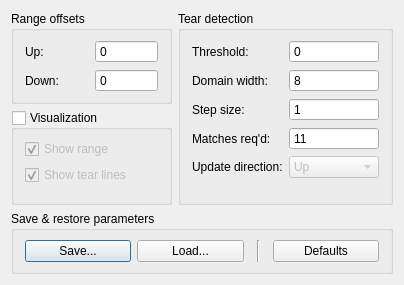
Above: src/qt/d_anti_tear_dialog.ui from mrehkopf/vcs before the change. Below: the same form after it.
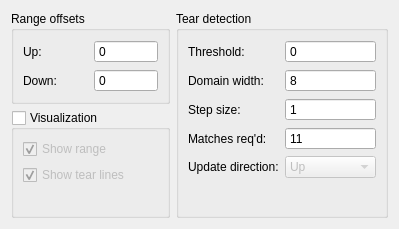
That is the form after the change.

Commit message:
Clean up the anti-tear dialog a bit.
Made the saving, loading, and defaults-restoring buttons into menu bar items.

```diff
--- a/src/qt/d_anti_tear_dialog.ui
+++ b/src/qt/d_anti_tear_dialog.ui
@@ -6,8 +6,8 @@
    <rect>
     <x>0</x>
     <y>0</y>
-    <width>404</width>
-    <height>285</height>
+    <width>399</width>
+    <height>229</height>
    </rect>
   </property>
   <property name="windowTitle">
@@ -25,10 +25,10 @@
          </property>
          <layout class="QGridLayout" name="gridLayout">
           <property name="leftMargin">
-           <number>11</number>
+           <number>9</number>
           </property>
           <property name="rightMargin">
-           <number>11</number>
+           <number>9</number>
           </property>
           <item row="2" column="0">
            <widget class="QLabel" name="label">
@@ -92,10 +92,10 @@
          </property>
          <layout class="QGridLayout" name="gridLayout_3">
           <property name="leftMargin">
-           <number>11</number>
+           <number>9</number>
           </property>
           <property name="rightMargin">
-           <number>11</number>
+           <number>9</number>
           </property>
           <item row="1" column="0">
            <widget class="QCheckBox" name="checkBox_visualizeTear">
@@ -142,10 +142,10 @@
        </property>
        <layout class="QGridLayout" name="gridLayout_2">
         <property name="leftMargin">
-         <number>11</number>
+         <number>9</number>
         </property>
         <property name="rightMargin">
-         <number>11</number>
+         <number>9</number>
         </property>
         <item row="4" column="0">
          <widget class="QLabel" name="label_5">
@@ -272,81 +272,6 @@
      </item>
     </layout>
    </item>
-   <item>
-    <widget class="QGroupBox" name="groupBox_3">
-     <property name="title">
-      <string>Save &amp;&amp; restore parameters</string>
-     </property>
-     <layout class="QHBoxLayout" name="horizontalLayout">
-      <property name="leftMargin">
-       <number>11</number>
-      </property>
-      <property name="rightMargin">
-       <number>11</number>
-      </property>
-      <item>
-       <widget class="QPushButton" name="pushButton_save">
-        <property name="text">
-         <string>Save...</string>
-        </property>
-       </widget>
-      </item>
-      <item>
-       <widget class="QPushButton" name="pushButton_load">
-        <property name="text">
-         <string>Load...</string>
-        </property>
-       </widget>
-      </item>
-      <item>
-       <spacer name="horizontalSpacer">
-        <property name="orientation">
-         <enum>Qt::Horizontal</enum>
-        </property>
-        <property name="sizeType">
-         <enum>QSizePolicy::Fixed</enum>
-        </property>
-        <property name="sizeHint" stdset="0">
-         <size>
-          <width>7</width>
-          <height>13</height>
-         </size>
-        </property>
-       </spacer>
-      </item>
-      <item>
-       <widget class="Line" name="line">
-        <property name="orientation">
-         <enum>Qt::Vertical</enum>
-        </property>
-       </widget>
-      </item>
-      <item>
-       <spacer name="horizontalSpacer_2">
-        <property name="orientation">
-         <enum>Qt::Horizontal</enum>
-        </property>
-        <property name="sizeType">
-         <enum>QSizePolicy::Fixed</enum>
-        </property>
-        <property name="sizeHint" stdset="0">
-         <size>
-          <width>7</width>
-          <height>20</height>
-         </size>
-        </property>
-       </spacer>
-      </item>
-      <item>
-       <widget class="QPushButton" name="pushButton_restoreDefaults">
-        <property name="text">
-         <string>Defaults</string>
-        </property>
-       </widget>
-      </item>
-     </layout>
-    </widget>
-   </item>
   </layout>
  </widget>
  <resources/>
```
The commit also changes 2 other files.
